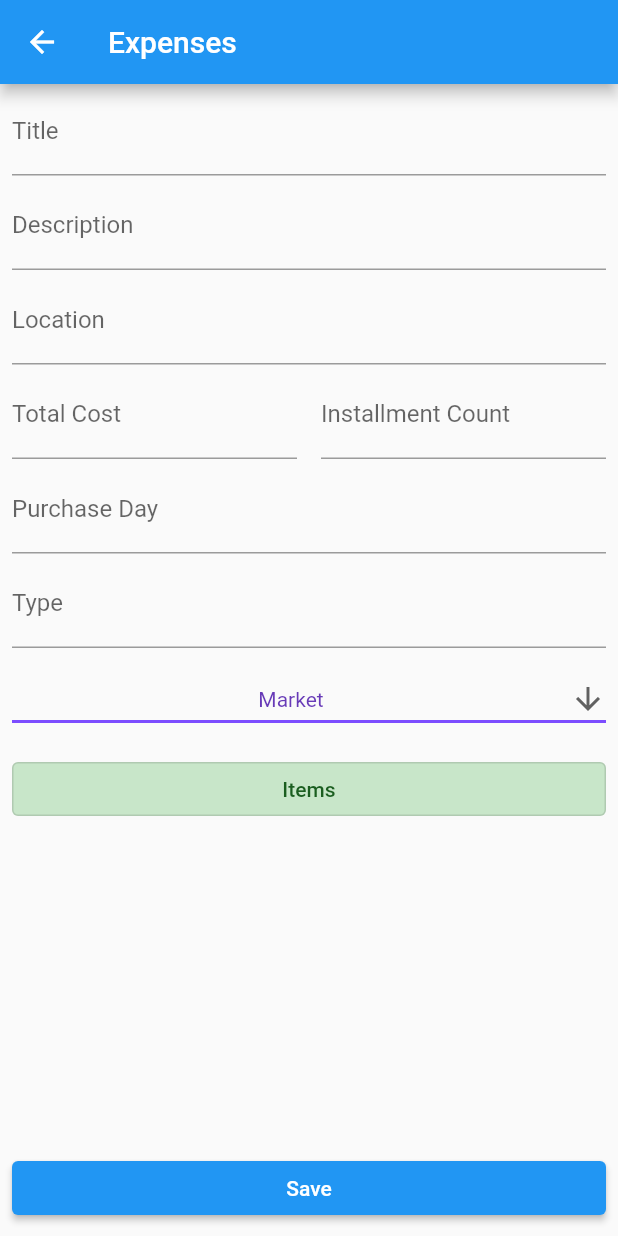
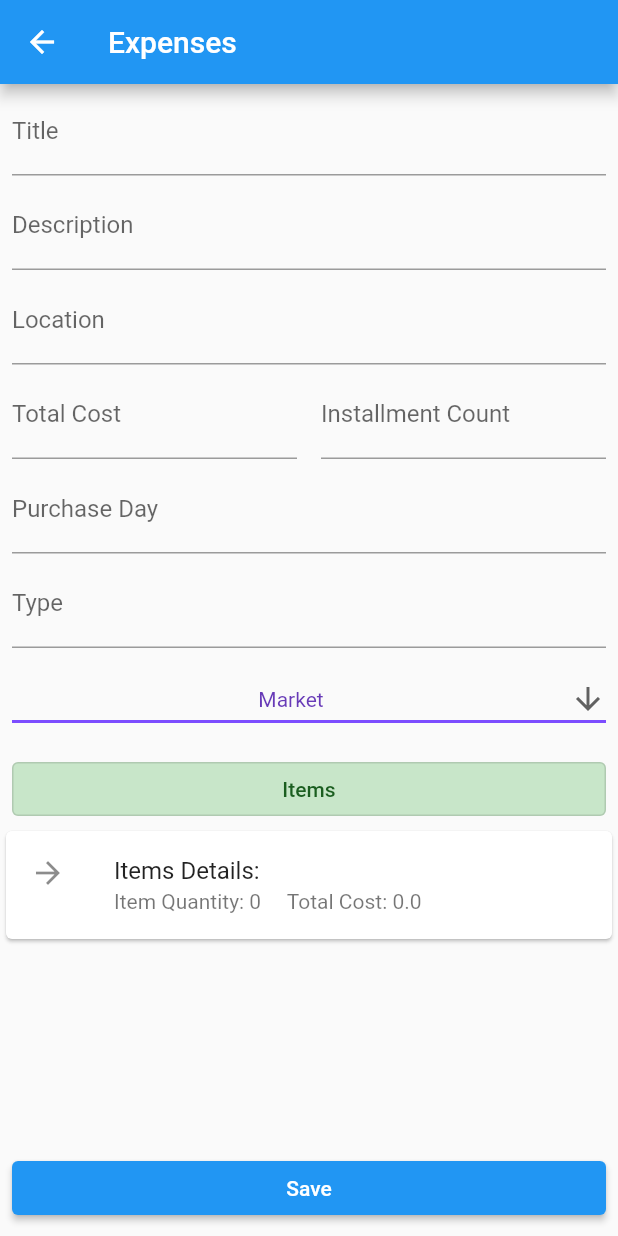
Before and after one commit to gumberss/FinanceControlinatorMobile, a Flutter app: the ExpensesScreen screen opened directly, on a phone screen of 412 x 824 dp. Run offline on Flutter 3.47's test engine with Material 2 defaults, Android fonts, the phone set to English and light mode, and no system bars; our stand-ins replace fluttertoast.

Commit message:
feat: adding item details calrd

```diff
--- a/lib/expenses/screens/ExpenseItems.dart
+++ b/lib/expenses/screens/ExpenseItems.dart
@@ -7,16 +7,19 @@ import 'package:fluttertoast/fluttertoast.dart';
 
 class ExpenseItemsScreen extends StatefulWidget {
 
+  List<ExpenseItem> items;
+
+  ExpenseItemsScreen(this.items);
+
   @override
   State<ExpenseItemsScreen> createState() => _ExpenseItemsScreenState();
 }
 
 class _ExpenseItemsScreenState extends State<ExpenseItemsScreen> {
-  List<ExpenseItem> items = List.empty(growable: true);
 
   void addedItem(ExpenseItem item) {
     setState(() {
-      items.add(item);
+      widget.items.add(item);
     });
   }
 
@@ -32,7 +35,7 @@ class _ExpenseItemsScreenState extends State<ExpenseItemsScreen> {
               padding: EdgeInsets.only(bottom: 16),
               child: ExpenseItemsForm(addedItem),
             ),
-            ExpenseItemsList(items),
+            ExpenseItemsList(widget.items),
             Column(
               mainAxisAlignment: MainAxisAlignment.end,
               mainAxisSize: MainAxisSize.max,
@@ -43,7 +46,10 @@ class _ExpenseItemsScreenState extends State<ExpenseItemsScreen> {
                   child: SizedBox(
                     width: double.maxFinite,
                     child: ElevatedButton(
-                        onPressed: () {}, child: Text("Save and back")),
+                        onPressed: () {
+                          Navigator.pop(context, widget.items);
+                        },
+                        child: Text("Save and back")),
                   ),
                 )
               ],
@@ -62,8 +68,7 @@ class ExpenseItemsForm extends StatelessWidget {
   FToast toast;
   Function(ExpenseItem) addedItem;
 
-  ExpenseItemsForm(this.addedItem):
-        toast = FToast();
+  ExpenseItemsForm(this.addedItem) : toast = FToast();
 
   @override
   Widget build(BuildContext context) {
@@ -136,7 +141,6 @@ class ExpenseItemsList extends StatelessWidget {
 
   @override
   Widget build(BuildContext context) {
-
     return Expanded(
         flex: 10,
         child: Builder(
@@ -148,7 +152,8 @@ class ExpenseItemsList extends StatelessWidget {
                   child: ListTile(
                     leading: Icon(Icons.arrow_forward),
                     title: Text(item.name),
-                    subtitle: Text("Cost: ${item.cost}     Qnt: ${item.amount}     Total: ${item.totalCost()}"),
+                    subtitle: Text(
+                        "Cost: ${item.cost}     Qnt: ${item.amount}     Total: ${item.totalCost()}"),
                   ),
                 );
               },
--- a/lib/expenses/screens/Expenses.dart
+++ b/lib/expenses/screens/Expenses.dart
@@ -1,20 +1,34 @@
 import 'package:finance_controlinator_mobile/components/DefaultInput.dart';
 import 'package:finance_controlinator_mobile/expenses/components/ExpenseTypeDropDown.dart';
+import 'package:finance_controlinator_mobile/expenses/domain/ExpenseItem.dart';
 import 'package:finance_controlinator_mobile/expenses/screens/ExpenseItems.dart';
 import 'package:flutter/cupertino.dart';
 import 'package:flutter/material.dart';
 import 'package:flutter/services.dart';
 
-class ExpensesScreen extends StatelessWidget {
+class ExpensesScreen extends StatefulWidget {
+  @override
+  State<ExpensesScreen> createState() => _ExpensesScreenState();
+}
+
+class _ExpensesScreenState extends State<ExpensesScreen> {
   TextEditingController _titleController = TextEditingController();
+
   TextEditingController _descriptionController = TextEditingController();
 
   TextEditingController _locationController = TextEditingController();
+
   TextEditingController _totalCostController = TextEditingController();
+
   TextEditingController _installmentCountController = TextEditingController();
+
   TextEditingController _purchaseDayController = TextEditingController();
+
   TextEditingController _typeController = TextEditingController();
+
   TextEditingController _observationController = TextEditingController();
+
+  List<ExpenseItem> items = List.empty(growable: true);
 
   @override
   Widget build(BuildContext context) {
@@ -39,11 +53,13 @@ class ExpensesScreen extends StatelessWidget {
                     Expanded(
                       flex: 5,
                       child: DefaultInput("Total Cost", TextInputType.number,
-                        _totalCostController),),
+                          _totalCostController),
+                    ),
                     Expanded(
                       flex: 5,
-                      child: DefaultInput("Installment Count", TextInputType.number,
-                        _installmentCountController),),
+                      child: DefaultInput("Installment Count",
+                          TextInputType.number, _installmentCountController),
+                    ),
                   ],
                 ),
                 DefaultInput(
@@ -64,11 +80,28 @@ class ExpensesScreen extends StatelessWidget {
                             backgroundColor: Colors.green[100]),
                         onPressed: () {
                           Navigator.of(context)
-                              .push(MaterialPageRoute(builder: (c) => ExpenseItemsScreen()));
+                              .push<List<ExpenseItem>>(MaterialPageRoute(
+                                  builder: (c) => ExpenseItemsScreen(items)))
+                              .then((value) => {
+                                    if (value != null)
+                                      {
+                                        setState(() {
+                                          items = value;
+                                        })
+                                      }
+                                  });
                         },
                         child: Text("Items")),
                   ),
                 ),
+                Card(
+                  child: ListTile(
+                    leading: Icon(Icons.arrow_forward),
+                    title: Text("Items Details:"),
+                    subtitle: Text(
+                        "Item Quantity: ${items.length}     Total Cost: ${items.map((e) => e.amount * e.cost).fold<double>(0, (previousValue, element) => previousValue + element)}"),
+                  ),
+                )
               ],
             ),
             Column(
```
